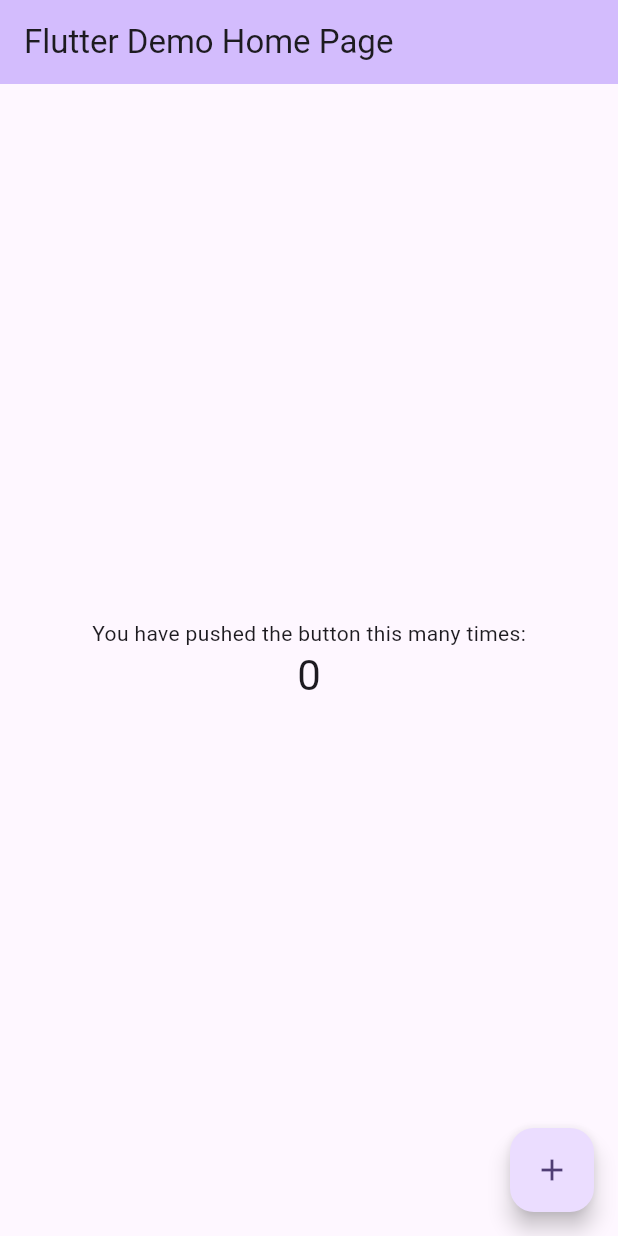
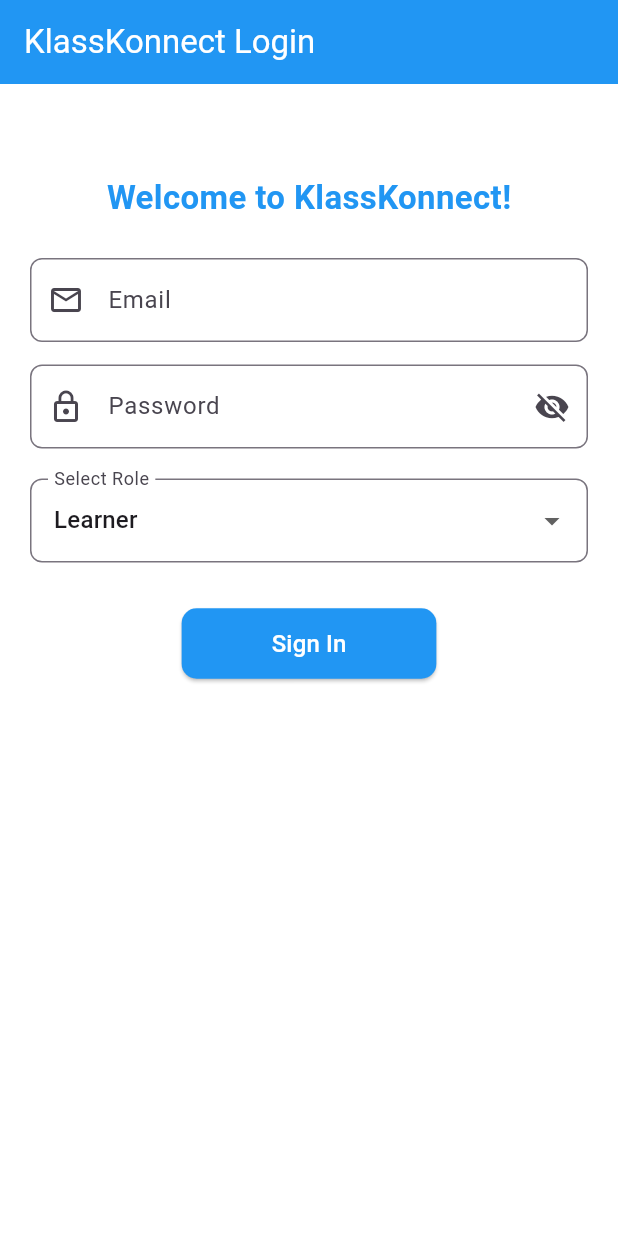
Before and after one commit to iuskhanal/klassKonnect, a Flutter app: the screen it shows after launch, on a phone screen of 412 x 824 dp. Run offline on Flutter 3.47's test engine with Material 3 defaults, Android fonts, the phone set to English and light mode, and no system bars.

Commit message:
First commit

```diff
--- a/klasskonnect/lib/main.dart
+++ b/klasskonnect/lib/main.dart
@@ -1,122 +1,29 @@
 import 'package:flutter/material.dart';
+import 'screens/login_screen.dart';
 
 void main() {
-  runApp(const MyApp());
+  runApp(const KlassKonnectApp());
 }
 
-class MyApp extends StatelessWidget {
-  const MyApp({super.key});
+class KlassKonnectApp extends StatelessWidget {
+  const KlassKonnectApp({super.key});
 
-  // This widget is the root of your application.
   @override
   Widget build(BuildContext context) {
     return MaterialApp(
-      title: 'Flutter Demo',
+      title: 'KlassKonnect',
       theme: ThemeData(
-        // This is the theme of your application.
-        //
-        // TRY THIS: Try running your application with "flutter run". You'll see
-        // the application has a purple toolbar. Then, without quitting the app,
-        // try changing the seedColor in the colorScheme below to Colors.green
-        // and then invoke "hot reload" (save your changes or press the "hot
-        // reload" button in a Flutter-supported IDE, or press "r" if you used
-        // the command line to start the app).
-        //
-        // Notice that the counter didn't reset back to zero; the application
-        // state is not lost during the reload. To reset the state, use hot
-        // restart instead.
-        //
-        // This works for code too, not just values: Most code changes can be
-        // tested with just a hot reload.
-        colorScheme: ColorScheme.fromSeed(seedColor: Colors.deepPurple),
+        primarySwatch: Colors.blue,
+        scaffoldBackgroundColor: Colors.white,
+        appBarTheme: const AppBarTheme(
+          backgroundColor: Colors.blue,
+          foregroundColor: Colors.white,
+        ),
+        inputDecorationTheme: InputDecorationTheme(
+          border: OutlineInputBorder(borderRadius: BorderRadius.circular(8)),
+        ),
       ),
-      home: const MyHomePage(title: 'Flutter Demo Home Page'),
+      home: const LoginScreen(),
     );
   }
 }
-
-class MyHomePage extends StatefulWidget {
-  const MyHomePage({super.key, required this.title});
-
-  // This widget is the home page of your application. It is stateful, meaning
-  // that it has a State object (defined below) that contains fields that affect
-  // how it looks.
-
-  // This class is the configuration for the state. It holds the values (in this
-  // case the title) provided by the parent (in this case the App widget) and
-  // used by the build method of the State. Fields in a Widget subclass are
-  // always marked "final".
-
-  final String title;
-
-  @override
-  State<MyHomePage> createState() => _MyHomePageState();
-}
-
-class _MyHomePageState extends State<MyHomePage> {
-  int _counter = 0;
-
-  void _incrementCounter() {
-    setState(() {
-      // This call to setState tells the Flutter framework that something has
-      // changed in this State, which causes it to rerun the build method below
-      // so that the display can reflect the updated values. If we changed
-      // _counter without calling setState(), then the build method would not be
-      // called again, and so nothing would appear to happen.
-      _counter++;
-    });
-  }
-
-  @override
-  Widget build(BuildContext context) {
-    // This method is rerun every time setState is called, for instance as done
-    // by the _incrementCounter method above.
-    //
-    // The Flutter framework has been optimized to make rerunning build methods
-    // fast, so that you can just rebuild anything that needs updating rather
-    // than having to individually change instances of widgets.
-    return Scaffold(
-      appBar: AppBar(
-        // TRY THIS: Try changing the color here to a specific color (to
-        // Colors.amber, perhaps?) and trigger a hot reload to see the AppBar
-        // change color while the other colors stay the same.
-        backgroundColor: Theme.of(context).colorScheme.inversePrimary,
-        // Here we take the value from the MyHomePage object that was created by
-        // the App.build method, and use it to set our appbar title.
-        title: Text(widget.title),
-      ),
-      body: Center(
-        // Center is a layout widget. It takes a single child and positions it
-        // in the middle of the parent.
-        child: Column(
-          // Column is also a layout widget. It takes a list of children and
-          // arranges them vertically. By default, it sizes itself to fit its
-          // children horizontally, and tries to be as tall as its parent.
-          //
-          // Column has various properties to control how it sizes itself and
-          // how it positions its children. Here we use mainAxisAlignment to
-          // center the children vertically; the main axis here is the vertical
-          // axis because Columns are vertical (the cross axis would be
-          // horizontal).
-          //
-          // TRY THIS: Invoke "debug painting" (choose the "Toggle Debug Paint"
-          // action in the IDE, or press "p" in the console), to see the
-          // wireframe for each widget.
-          mainAxisAlignment: MainAxisAlignment.center,
-          children: <Widget>[
-            const Text('You have pushed the button this many times:'),
-            Text(
-              '$_counter',
-              style: Theme.of(context).textTheme.headlineMedium,
-            ),
-          ],
-        ),
-      ),
-      floatingActionButton: FloatingActionButton(
-        onPressed: _incrementCounter,
-        tooltip: 'Increment',
-        child: const Icon(Icons.add),
-      ), // This trailing comma makes auto-formatting nicer for build methods.
-    );
-  }
-}
--- /dev/null
+++ b/klasskonnect/lib/screens/login_screen.dart
@@ -0,0 +1,150 @@
+import 'package:flutter/material.dart';
+import 'home_screen.dart';
+
+class LoginScreen extends StatefulWidget {
+  const LoginScreen({super.key});
+
+  @override
+  State<LoginScreen> createState() => _LoginScreenState();
+}
+
+class _LoginScreenState extends State<LoginScreen> {
+  final _formKey = GlobalKey<FormState>();
+  final _emailController = TextEditingController();
+  final _passwordController = TextEditingController();
+  String _selectedRole = 'Learner';
+  bool _obscurePassword = true;
+
+  void _signIn() {
+    if (_formKey.currentState!.validate()) {
+      Navigator.push(
+        context,
+        MaterialPageRoute(
+          builder: (context) => HomeScreen(role: _selectedRole),
+        ),
+      );
+    }
+  }
+
+  @override
+  void dispose() {
+    _emailController.dispose();
+    _passwordController.dispose();
+    super.dispose();
+  }
+
+  bool _isValidPassword(String password) {
+    // At least one uppercase, one lowercase, one digit, one special char, 6–15 chars
+    final regex = RegExp(
+        r'^(?=.*[A-Z])(?=.*[a-z])(?=.*\d)(?=.*[!@#\$%\^&\*_\-\.])[A-Za-z\d!@#\$%\^&\*_\-\.]{6,15}$');
+    return regex.hasMatch(password);
+  }
+
+  @override
+  Widget build(BuildContext context) {
+    return Scaffold(
+      appBar: AppBar(title: const Text('KlassKonnect Login')),
+      body: Padding(
+        padding: const EdgeInsets.all(20),
+        child: Form(
+          key: _formKey,
+          child: SingleChildScrollView(
+            child: Column(
+              mainAxisAlignment: MainAxisAlignment.center,
+              children: [
+                const SizedBox(height: 40),
+                const Text(
+                  'Welcome to KlassKonnect!',
+                  style: TextStyle(
+                      fontSize: 22,
+                      fontWeight: FontWeight.bold,
+                      color: Colors.blue),
+                ),
+                const SizedBox(height: 25),
+
+                // Email field
+                TextFormField(
+                  controller: _emailController,
+                  decoration: const InputDecoration(
+                    labelText: 'Email',
+                    prefixIcon: Icon(Icons.email_outlined),
+                  ),
+                  keyboardType: TextInputType.emailAddress,
+                  validator: (value) {
+                    if (value == null || value.isEmpty) {
+                      return 'Please enter your email';
+                    }
+                    final emailRegex = RegExp(r'^[^@]+@[^@]+\.[^@]+');
+                    if (!emailRegex.hasMatch(value)) {
+                      return 'Enter a valid email address';
+                    }
+                    return null;
+                  },
+                ),
+                const SizedBox(height: 15),
+
+                // Password field with strong validation
+                TextFormField(
+                  controller: _passwordController,
+                  obscureText: _obscurePassword,
+                  decoration: InputDecoration(
+                    labelText: 'Password',
+                    prefixIcon: const Icon(Icons.lock_outline),
+                    suffixIcon: IconButton(
+                      icon: Icon(_obscurePassword
+                          ? Icons.visibility_off
+                          : Icons.visibility),
+                      onPressed: () =>
+                          setState(() => _obscurePassword = !_obscurePassword),
+                    ),
+                  ),
+                  validator: (value) {
+                    if (value == null || value.isEmpty) {
+                      return 'Please enter your password';
+                    }
+                    if (!_isValidPassword(value)) {
+                      return 'Password must be 6–15 chars and include:\n• 1 uppercase\n• 1 number\n• 1 special character';
+                    }
+                    return null;
+                  },
+                ),
+                const SizedBox(height: 20),
+
+                // Role selector
+                DropdownButtonFormField<String>(
+                  initialValue: _selectedRole,
+                  decoration: const InputDecoration(
+                    labelText: 'Select Role',
+                  ),
+                  items: ['Learner', 'Admin']
+                      .map((role) => DropdownMenuItem(
+                            value: role,
+                            child: Text(role),
+                          ))
+                      .toList(),
+                  onChanged: (value) => setState(() => _selectedRole = value!),
+                ),
+                const SizedBox(height: 30),
+
+                ElevatedButton(
+                  onPressed: _signIn,
+                  style: ElevatedButton.styleFrom(
+                    backgroundColor: Colors.blue,
+                    padding: const EdgeInsets.symmetric(
+                        horizontal: 60, vertical: 12),
+                    shape: RoundedRectangleBorder(
+                        borderRadius: BorderRadius.circular(10)),
+                  ),
+                  child: const Text(
+                    'Sign In',
+                    style: TextStyle(fontSize: 16, color: Colors.white),
+                  ),
+                ),
+              ],
+            ),
+          ),
+        ),
+      ),
+    );
+  }
+}
```
Also changed, not shown: klasskonnect/lib/screens/home_screen.dart (added, +67 -0 lines), klasskonnect/lib/screens/resource_detail_screen.dart (added, +44 -0 lines), klasskonnect/lib/screens/resource_list_screen.dart (added, +67 -0 lines), 1 other file.
